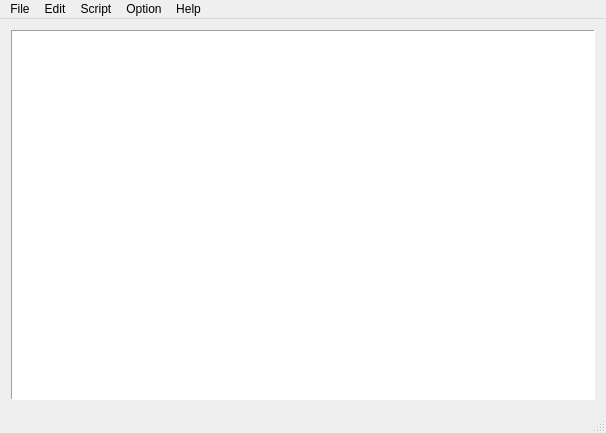
Before: the Qt Designer form mainwindow.ui in coolshou/QST, drawn with Qt 5.
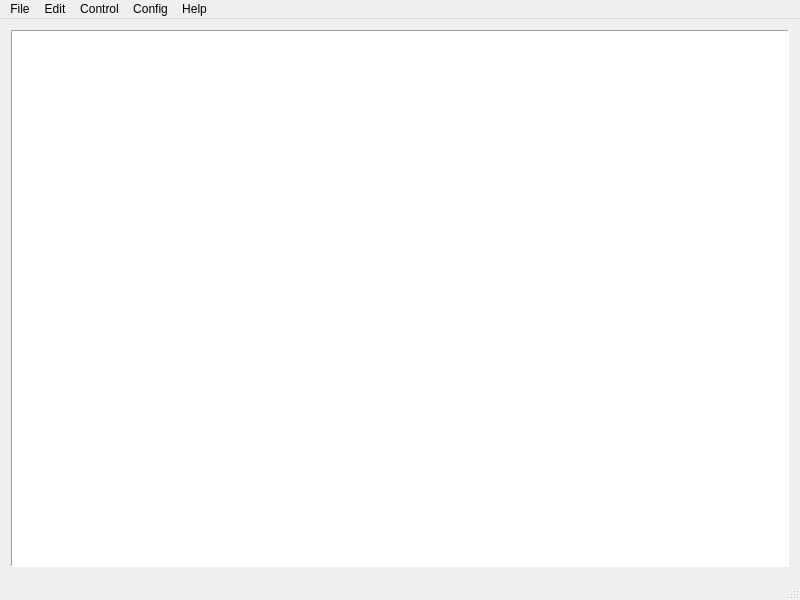
After: the same form once the commit is applied. Icons and pictures are not drawn. Custom widgets are drawn as their Qt base class.

Commit message: add windows geometry

```diff
--- a/mainwindow.ui
+++ b/mainwindow.ui
@@ -6,8 +6,8 @@
    <rect>
     <x>0</x>
     <y>0</y>
-    <width>606</width>
-    <height>433</height>
+    <width>800</width>
+    <height>600</height>
    </rect>
   </property>
   <property name="windowTitle">
@@ -23,7 +23,7 @@
      <widget class="consoleEditor" name="textEdit">
       <property name="font">
        <font>
-        <family>Courier New</family>
+        <family>Noto Mono</family>
         <pointsize>10</pointsize>
        </font>
       </property>
@@ -57,7 +57,7 @@
     <rect>
      <x>0</x>
      <y>0</y>
-     <width>606</width>
+     <width>800</width>
      <height>23</height>
     </rect>
    </property>
@@ -80,12 +80,12 @@
     <addaction name="actionPaste"/>
     <addaction name="actionClear_Screen"/>
    </widget>
-   <widget class="QMenu" name="menuOption">
+   <widget class="QMenu" name="menuConfig">
     <property name="enabled">
      <bool>true</bool>
     </property>
     <property name="title">
-     <string>Option</string>
+     <string>Config</string>
     </property>
     <addaction name="actionComm"/>
     <addaction name="actionStart_Stop_Comm"/>
@@ -99,15 +99,15 @@
     <addaction name="actionAbout"/>
     <addaction name="actionAbout_Qt"/>
    </widget>
-   <widget class="QMenu" name="menuScript">
+   <widget class="QMenu" name="menuControl">
     <property name="title">
-     <string>Script</string>
+     <string>Control</string>
     </property>
    </widget>
    <addaction name="menuFile"/>
    <addaction name="menuEdit"/>
-   <addaction name="menuScript"/>
-   <addaction name="menuOption"/>
+   <addaction name="menuControl"/>
+   <addaction name="menuConfig"/>
    <addaction name="menuHelp"/>
   </widget>
   <widget class="QStatusBar" name="sbStatus">
```
Left out of the diff: 15 changed lines with no effect on the pictures. The commit also changes 2 other files.
